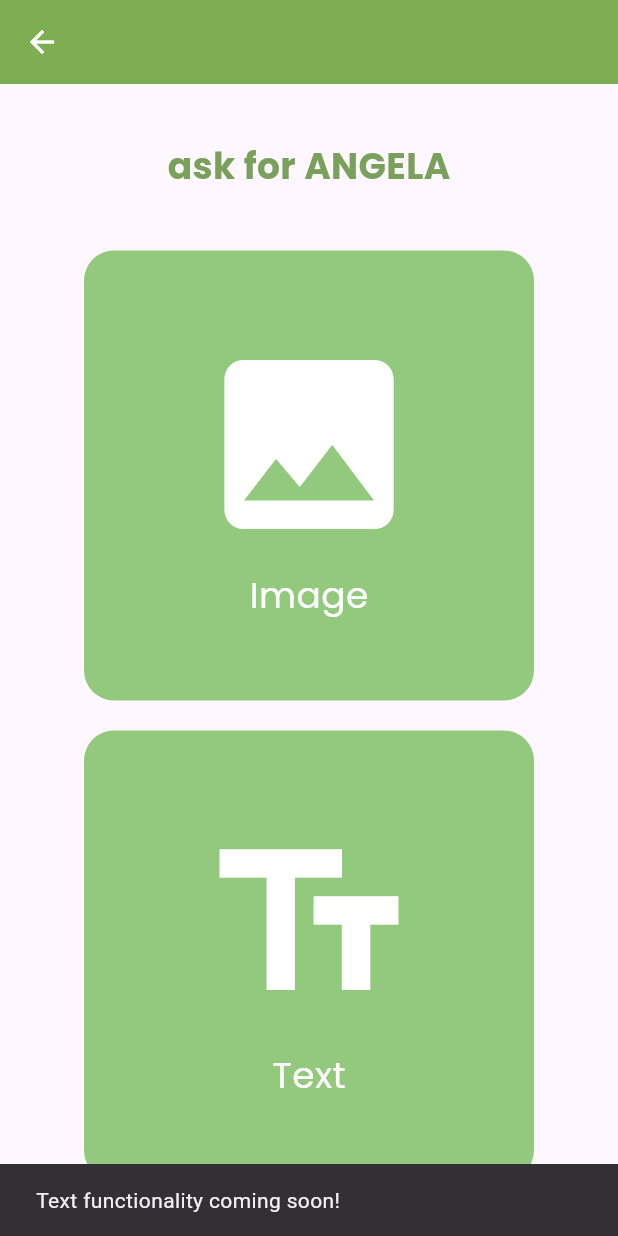
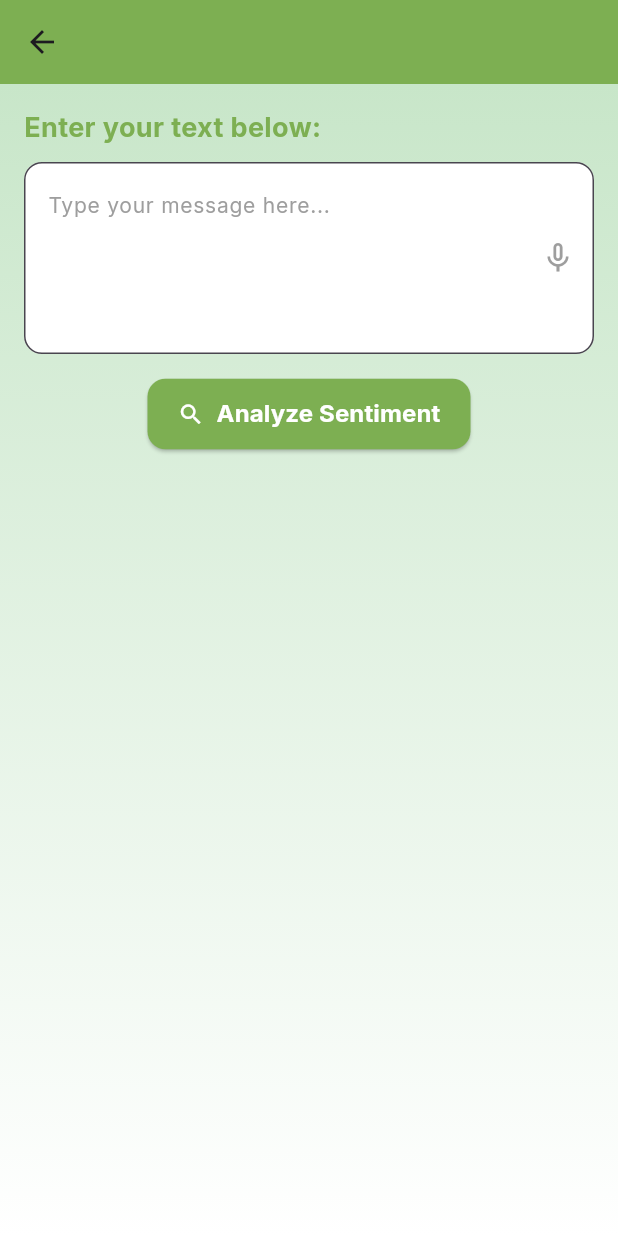
Before and after one commit to farahmunh/stalk_safe, a Flutter app: the Angela screen opened by its route, after a tap on "Text", on a phone screen of 412 x 824 dp. Run offline on Flutter 3.47's test engine with Material 3 defaults, Android fonts, the phone set to English and light mode, and no system bars; our stand-ins replace cloud_firestore, firebase_auth, firebase_core, geolocator, google_fonts, google_maps_flutter and 2 more; missing offline and left inert: app_settings, flutter_tflite; accounts and stored records are empty.

Commit message:
16th commit

```diff
--- a/lib/angela.dart
+++ b/lib/angela.dart
@@ -2,6 +2,7 @@ import 'package:flutter/material.dart';
 import 'package:google_fonts/google_fonts.dart';
 import 'home.dart'; // Ensure this is the correct import for your home.dart file
 import 'image.dart'; // Import the Image screen file
+import 'text.dart';
 
 class Angela extends StatelessWidget {
   const Angela({super.key});
@@ -80,10 +81,10 @@ class Angela extends StatelessWidget {
             // Text Button
             GestureDetector(
               onTap: () {
-                // Handle text functionality
-                ScaffoldMessenger.of(context).showSnackBar(
-                  const SnackBar(
-                      content: Text('Text functionality coming soon!')),
+                // Navigate to the Image screen
+                Navigator.push(
+                  context,
+                  MaterialPageRoute(builder: (context) => TextScreen()),
                 );
               },
               child: Container(
--- a/lib/main.dart
+++ b/lib/main.dart
@@ -7,6 +7,7 @@ import 'package:stalk_safe/profile.dart';
 import 'package:stalk_safe/inbox.dart';
 import 'package:stalk_safe/angela.dart';
 import 'package:stalk_safe/image.dart';
+import 'package:stalk_safe/text.dart';
 
 void main() async {
   WidgetsFlutterBinding.ensureInitialized();
@@ -49,6 +50,7 @@ class MyApp extends StatelessWidget {
         '/inbox': (context) => Inbox(),
         '/angela': (context) => const Angela(),
         '/image': (context) => const ImageScreen(),
+        '/text': (context) => TextScreen(),
       },
     );
   }
--- /dev/null
+++ b/lib/text.dart
@@ -0,0 +1,245 @@
+import 'dart:convert';
+import 'package:flutter/material.dart';
+import 'package:http/http.dart' as http;
+import 'package:speech_to_text/speech_to_text.dart' as stt;
+import 'package:google_fonts/google_fonts.dart';
+import 'shield.dart';
+
+class TextScreen extends StatefulWidget {
+  @override
+  _TextScreenState createState() => _TextScreenState();
+}
+
+class _TextScreenState extends State<TextScreen> {
+  final TextEditingController _controller = TextEditingController();
+  String _result = "";
+  bool _isLoading = false;
+
+  // Speech-to-Text
+  late stt.SpeechToText _speech;
+  bool _isListening = false;
+
+  @override
+  void initState() {
+    super.initState();
+    _speech = stt.SpeechToText();
+  }
+
+  // Speech recognition start
+  Future<void> _startListening() async {
+    if (!_isListening) {
+      bool available = await _speech.initialize(
+        onStatus: (status) => print("Speech status: $status"),
+        onError: (errorNotification) =>
+            print("Speech error: ${errorNotification.errorMsg}"),
+      );
+
+      if (available) {
+        setState(() {
+          _isListening = true;
+        });
+
+        _speech.listen(
+          onResult: (result) {
+            setState(() {
+              _controller.text = result.recognizedWords;
+            });
+          },
+        );
+      } else {
+        ScaffoldMessenger.of(context).showSnackBar(
+          SnackBar(
+            content: Text(
+              "Speech recognition is not available.",
+              style: GoogleFonts.inter(color: Colors.white),
+            ),
+            backgroundColor: Colors.red,
+          ),
+        );
+      }
+    }
+  }
+
+  // Stop listening
+  void _stopListening() {
+    _speech.stop();
+    setState(() {
+      _isListening = false;
+    });
+  }
+
+  // Sentiment Analysis Function
+  Future<void> _analyzeSentiment(String text) async {
+    const apiUrl =
+        "https://api-inference.huggingface.co/models/SamLowe/roberta-base-go_emotions";
+    const apiToken = "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";
+
+    if (text.isEmpty) {
+      ScaffoldMessenger.of(context).showSnackBar(
+        SnackBar(
+          content: Text(
+            "Please enter some text or use the mic before analyzing.",
+            style: GoogleFonts.inter(color: Colors.white),
+          ),
+          backgroundColor: Colors.red,
+        ),
+      );
+      return;
+    }
+
+    setState(() {
+      _isLoading = true;
+      _result = "";
+    });
+
+    try {
+      final response = await http.post(
+        Uri.parse(apiUrl),
+        headers: {
+          "Authorization": "Bearer $apiToken",
+          "Content-Type": "application/json",
+        },
+        body: jsonEncode({"inputs": text}),
+      );
+
+      if (response.statusCode == 200) {
+        final result = jsonDecode(response.body);
+        setState(() {
+          _result = result[0][0]['label'];
+          _isLoading = false;
+        });
+
+        // Navigate to Shield page if sentiment matches
+        if (_result == 'fear' ||
+            _result == 'sadness' ||
+            _result == 'surprise') {
+          await Future.delayed(Duration(seconds: 1));
+          Navigator.push(
+            context,
+            MaterialPageRoute(builder: (_) => Shield()),
+          );
+        }
+      } else {
+        throw Exception("Error: ${response.statusCode}");
+      }
+    } catch (e) {
+      setState(() {
+        _isLoading = false;
+      });
+      ScaffoldMessenger.of(context).showSnackBar(
+        SnackBar(
+          content: Text("Error analyzing sentiment: $e"),
+          backgroundColor: Colors.red,
+        ),
+      );
+    }
+  }
+
+  @override
+  Widget build(BuildContext context) {
+    return Scaffold(
+      appBar: AppBar(
+        backgroundColor: const Color(0xFF7DAF52),
+        centerTitle: true,
+      ),
+      body: Container(
+        padding: EdgeInsets.all(16),
+        decoration: BoxDecoration(
+          gradient: LinearGradient(
+            colors: [Colors.green.shade100, Colors.white],
+            begin: Alignment.topCenter,
+            end: Alignment.bottomCenter,
+          ),
+        ),
+        child: Column(
+          crossAxisAlignment: CrossAxisAlignment.start,
+          children: [
+            Text(
+              "Enter your text below:",
+              style: GoogleFonts.inter(
+                fontSize: 18,
+                fontWeight: FontWeight.bold,
+                color: const Color(0xFF7DAF52),
+              ),
+            ),
+            SizedBox(height: 10),
+            // Input Field
+            TextField(
+              controller: _controller,
+              maxLines: 4,
+              style: GoogleFonts.inter(fontSize: 16),
+              decoration: InputDecoration(
+                hintText: "Type your message here...",
+                hintStyle: GoogleFonts.inter(fontSize: 14, color: Colors.grey),
+                border: OutlineInputBorder(
+                  borderRadius: BorderRadius.circular(12),
+                ),
+                filled: true,
+                fillColor: Colors.white,
+                suffixIcon: IconButton(
+                  icon: Icon(
+                    _isListening ? Icons.mic : Icons.mic_none,
+                    color: _isListening ? Colors.red : Colors.grey,
+                  ),
+                  onPressed: _isListening ? _stopListening : _startListening,
+                ),
+              ),
+            ),
+            SizedBox(height: 16),
+            // Analyze Button
+            Center(
+              child: ElevatedButton.icon(
+                onPressed: () {
+                  _analyzeSentiment(_controller.text);
+                },
+                icon: Icon(Icons.search),
+                label: Text(
+                  "Analyze Sentiment",
+                  style: GoogleFonts.inter(
+                      fontSize: 16, fontWeight: FontWeight.bold),
+                ),
+                style: ElevatedButton.styleFrom(
+                  foregroundColor: Colors.white,
+                  backgroundColor: const Color(0xFF7DAF52),
+                  shape: RoundedRectangleBorder(
+                    borderRadius: BorderRadius.circular(12),
+                  ),
+                  padding: EdgeInsets.symmetric(horizontal: 20, vertical: 12),
+                ),
+              ),
+            ),
+            SizedBox(height: 20),
+            // Loading Indicator
+            if (_isLoading)
+              Center(
+                child: CircularProgressIndicator(
+                  color: const Color(0xFF7DAF52),
+                ),
+              ),
+            if (!_isLoading && _result.isNotEmpty)
+              Center(
+                child: Card(
+                  color: Colors.green.shade50,
+                  elevation: 4,
+                  shape: RoundedRectangleBorder(
+                    borderRadius: BorderRadius.circular(12),
+                  ),
+                  child: Padding(
+                    padding: EdgeInsets.all(16),
+                    child: Text(
+                      "Sentiment: $_result",
+                      style: GoogleFonts.inter(
+                        fontSize: 18,
+                        fontWeight: FontWeight.bold,
+                        color: const Color(0xFF517E4C),
+                      ),
+                    ),
+                  ),
+                ),
+              ),
+          ],
+        ),
+      ),
+    );
+  }
+}
--- a/pubspec.yaml
+++ b/pubspec.yaml
@@ -32,6 +32,8 @@ dependencies:
     sdk: flutter
   google_maps_flutter: ^2.5.3
   geolocator: ^9.0.0
+  http: ^1.1.0
+  speech_to_text: ^6.3.0
 
   # The following adds the Cupertino Icons font to your application.
   # Use with the CupertinoIcons class for iOS style icons.
```
Also changed, not shown: lib/image.dart (+4 -12 lines), pubspec.lock, 1 other file.
